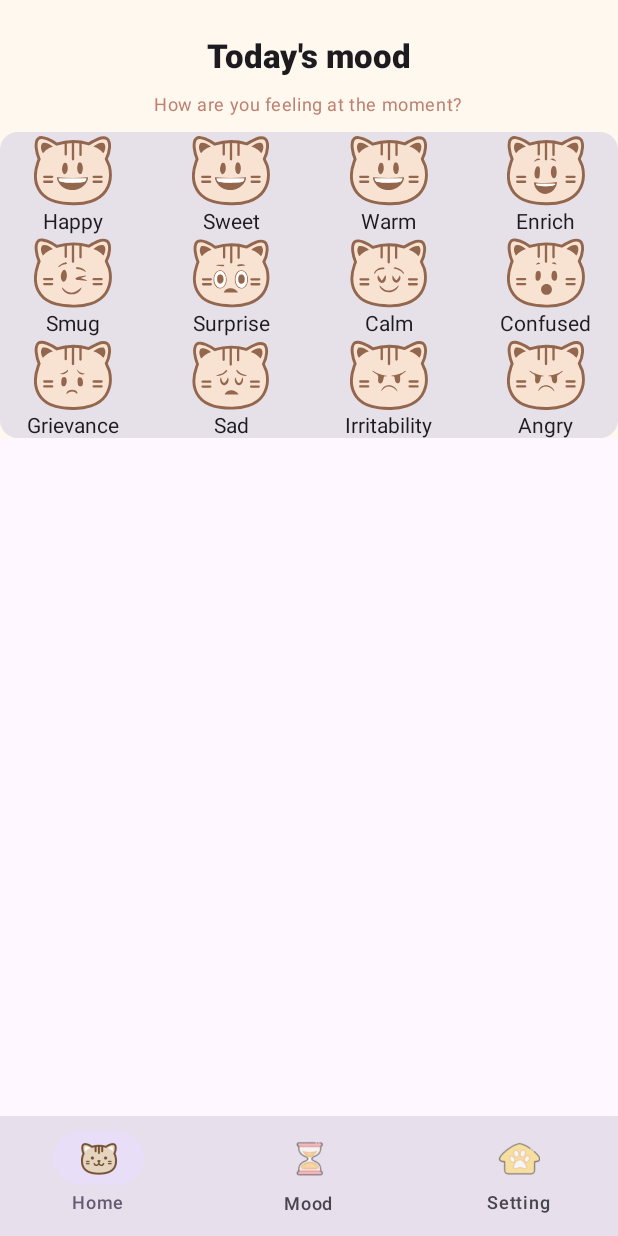
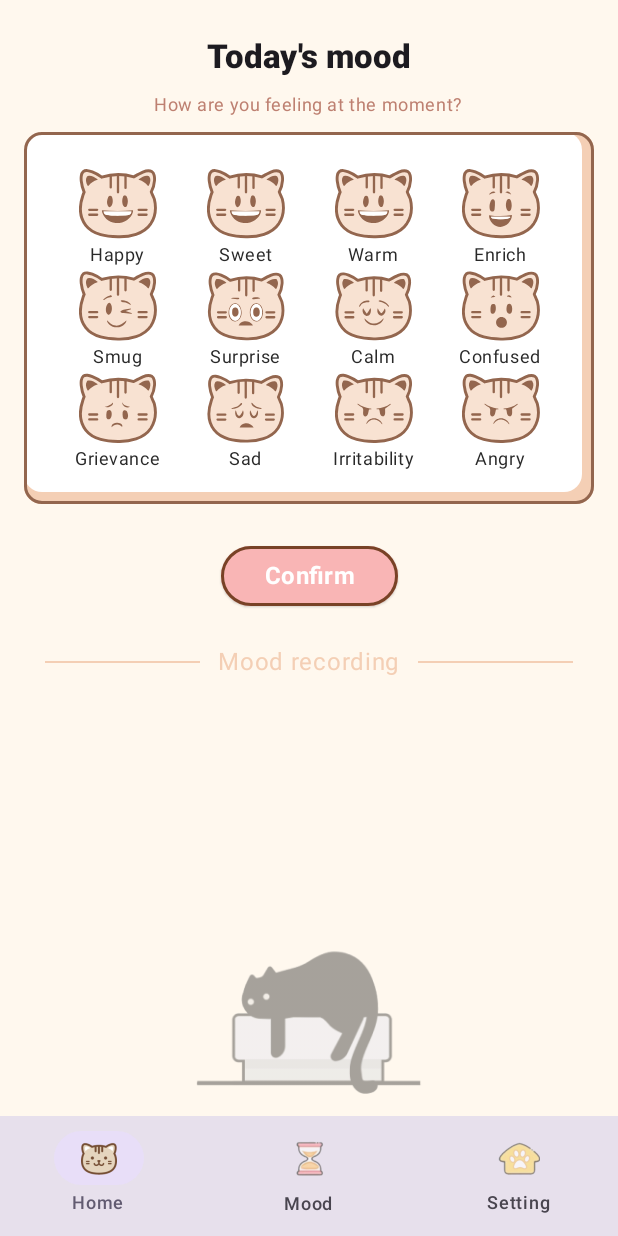
Before and after one commit to Vicent9920/BasicCodelab, an Android app built with Jetpack Compose: the screen it shows after launch (MainActivity), on a phone screen of 412 x 824 dp. Run offline under Robolectric (Android 15) with nearby library versions, the phone set to English and light mode, and no system bars.

Commit message:
update moods

```diff
--- a/app/src/main/java/com/example/basicscodelab/ui/home/MainActivity.kt
+++ b/app/src/main/java/com/example/basicscodelab/ui/home/MainActivity.kt
@@ -4,20 +4,29 @@ import android.annotation.SuppressLint
 import android.os.Bundle
 import androidx.activity.ComponentActivity
 import androidx.activity.compose.setContent
+import androidx.compose.foundation.BorderStroke
 import androidx.compose.foundation.background
+import androidx.compose.foundation.border
 import androidx.compose.foundation.layout.Arrangement
 import androidx.compose.foundation.layout.Column
+import androidx.compose.foundation.layout.Row
 import androidx.compose.foundation.layout.Spacer
 import androidx.compose.foundation.layout.fillMaxSize
 import androidx.compose.foundation.layout.fillMaxWidth
 import androidx.compose.foundation.layout.height
 import androidx.compose.foundation.layout.padding
 import androidx.compose.foundation.layout.size
+import androidx.compose.foundation.layout.widthIn
 import androidx.compose.foundation.lazy.LazyColumn
 import androidx.compose.foundation.lazy.grid.GridCells
 import androidx.compose.foundation.lazy.grid.LazyVerticalGrid
 import androidx.compose.foundation.lazy.grid.items
+import androidx.compose.foundation.shape.RoundedCornerShape
+import androidx.compose.material3.ButtonDefaults
 import androidx.compose.material3.Card
+import androidx.compose.material3.CardDefaults
+import androidx.compose.material3.Divider
+import androidx.compose.material3.ElevatedButton
 import androidx.compose.material3.ElevatedCard
 import androidx.compose.material3.ExperimentalMaterial3Api
 import androidx.compose.material3.Icon
@@ -30,9 +39,12 @@ import androidx.compose.material3.Text
 import androidx.compose.runtime.Composable
 import androidx.compose.ui.Alignment
 import androidx.compose.ui.Modifier
+import androidx.compose.ui.draw.clip
 import androidx.compose.ui.graphics.Color
+import androidx.compose.ui.graphics.Color.Companion
 import androidx.compose.ui.res.painterResource
 import androidx.compose.ui.text.font.FontWeight
+import androidx.compose.ui.text.style.TextAlign
 import androidx.compose.ui.tooling.preview.Preview
 import androidx.compose.ui.unit.dp
 import com.example.basicscodelab.R
@@ -125,24 +137,72 @@ fun MoodScreen(modifier: Modifier) {
       style = Typography.bodySmall.copy(color = Color(0xFFBE8071))
     )
     Spacer(modifier = Modifier.height(10.dp))
-        Card {
-            LazyVerticalGrid(columns = GridCells.Fixed(4),
+    Card(
+      modifier = Modifier
+        .padding(16.dp, 0.dp)
+        .border(width = 2.dp, color = Color(0xFF93664E), shape = RoundedCornerShape(12.dp))
+        .background(color = Color(0xFFF4CFB5), shape = RoundedCornerShape(12.dp))
+        .padding(end = 8.dp, bottom = 8.dp)
+        .clip(RoundedCornerShape(bottomEnd = 8.dp))
+        .background(color = Color.White, shape = RoundedCornerShape(12.dp))
+        .padding(24.dp,22.dp,16.dp,14.dp),
+      colors = CardDefaults.cardColors(containerColor =Color.White)
+    ) {
+
+      LazyVerticalGrid(
+        modifier = Modifier.background(Color.White),
+
+        columns = GridCells.Fixed(4),
         horizontalArrangement = Arrangement.spacedBy(8.dp),
       ) {
         items(StaticData.moods) { item ->
           Column(horizontalAlignment = Alignment.CenterHorizontally) {
             Icon(
-                            modifier = Modifier.size(52.dp,52.dp),
+              modifier = Modifier.size(52.dp, 52.dp),
               painter = painterResource(id = item.icon),
               tint = Color.Unspecified,
               contentDescription = null
             )
-                        Text(text = item.name)
+            Text(text = item.name, style = Typography.bodySmall.copy(color = Color(0xFF292929)))
           }
         }
       }
     }
+    Spacer(modifier = Modifier.height(24.dp))
+    ElevatedButton(
+      onClick = { },
+      colors = ButtonDefaults.elevatedButtonColors(containerColor = Color(0xFFF9B5B5)),
+      border = BorderStroke(width = 2.dp, color = Color(0xFF784226)),
+    ) {
+      Text(
+        textAlign = TextAlign.Center,
+        modifier = Modifier.widthIn(min = 70.dp),
+        text = "Confirm",
+        style = Typography.titleMedium.copy(
+          fontWeight = FontWeight.Bold,
+          color = Color.White
+        )
+      )
 
+    }
+    Spacer(modifier = Modifier.height(24.dp))
+    Row(
+      modifier = Modifier.padding(30.dp, 0.dp),
+      verticalAlignment = Alignment.CenterVertically
+    ) {
+      Divider(modifier = Modifier.weight(1f), color = Color(0xFFF4CFB5))
+      Text(text = "Mood recording",
+        modifier =  Modifier.padding(12.dp,0.dp),
+        style = Typography.bodyLarge.copy(color = Color(0xFFF4CFB5)))
+      Divider(modifier = Modifier.weight(1f), color = Color(0xFFF4CFB5))
+    }
+    Spacer(modifier = Modifier.weight(1f))
+    Icon(
+      modifier = Modifier.size(154.dp, 154.dp),
+      painter = painterResource(id = R.mipmap.ic_mood_icon),
+      tint = Color.Unspecified,
+      contentDescription = null
+    )
   }
 }
 
@@ -197,7 +257,6 @@ private fun MainBottomNavigation(modifier: Modifier = Modifier) {
   }
 }
 
-
 @Preview(showBackground = true, widthDp = 360, heightDp = 640)
 @Composable
 fun MainPagePreview() {
```
Also changed, not shown: app/src/main/java/com/example/basicscodelab/ui/home/CardView.kt (added, +81 -0 lines), app/src/main/res/mipmap-xxhdpi/ic_mood_icon.webp (added). Lines whose indentation alone changed are shown as unchanged.
